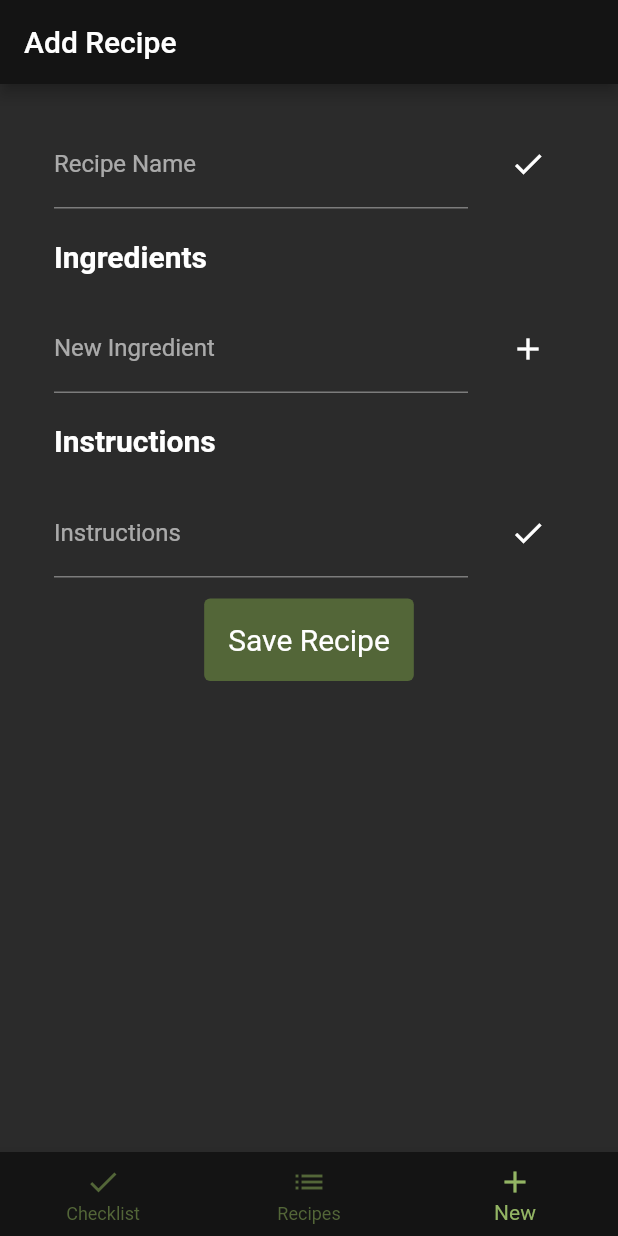
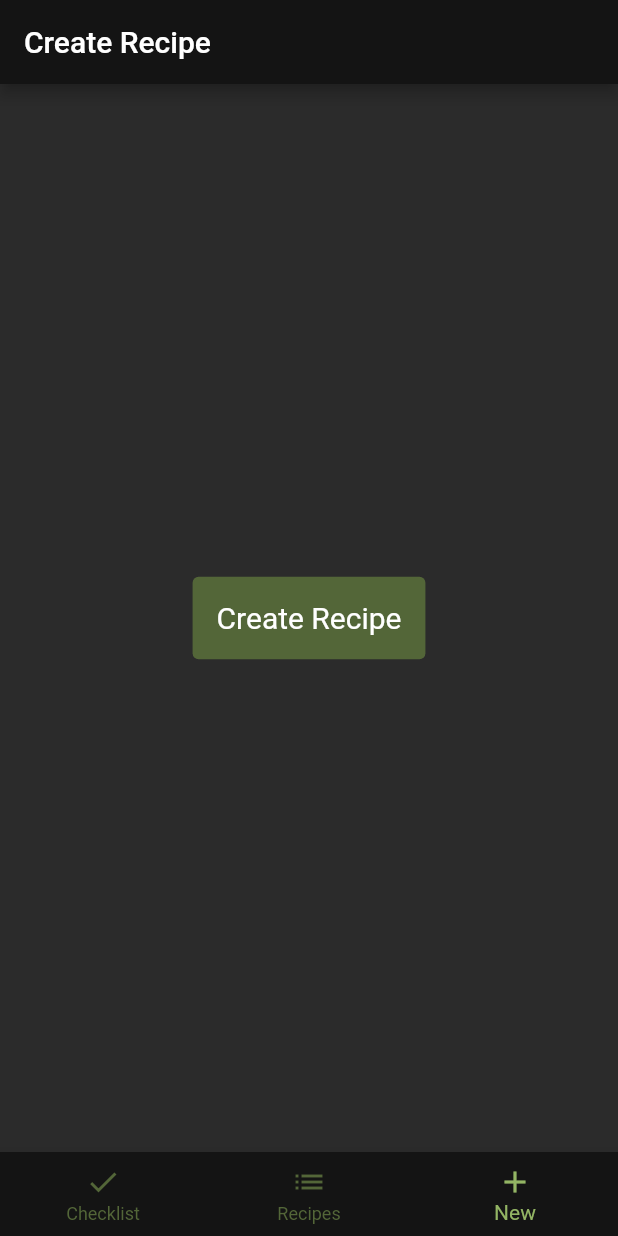
Before and after one commit to mitchbr/grocery_list_app, a Flutter app: the screen it shows after launch, item 3 of the bottom bar chosen, on a phone screen of 412 x 824 dp. Run offline on Flutter 3.47's test engine with Material 2 defaults, Android fonts, the phone set to English and light mode, and no system bars; our stand-ins replace sqflite; accounts and stored records are empty; Roboto replaces fonts that are missing (Georgia).

Commit message:
adding options page when creating recipes

```diff
--- a/lib/components/recipes_edit/new_recipe.dart
+++ b/lib/components/recipes_edit/create_recipe.dart
@@ -4,14 +4,14 @@ import 'package:groceries/custom_theme.dart';
 import 'package:groceries/processors/recipes_processor.dart';
 import 'package:groceries/types/recipe_entry.dart';
 
-class NewRecipe extends StatefulWidget {
-  const NewRecipe({Key? key}) : super(key: key);
+class CreateRecipe extends StatefulWidget {
+  const CreateRecipe({Key? key}) : super(key: key);
 
   @override
-  _NewRecipeState createState() => _NewRecipeState();
+  _CreateRecipeState createState() => _CreateRecipeState();
 }
 
-class _NewRecipeState extends State<NewRecipe> {
+class _CreateRecipeState extends State<CreateRecipe> {
   /*
    *
    * Variable Declaration
@@ -93,6 +93,7 @@ class _NewRecipeState extends State<NewRecipe> {
             if (currState.validate() && savedRecipe && savedInstructions) {
               currState.save();
               recipesProcessor.addRecipe(entryData);
+              Navigator.of(context).pop();
             }
           }
         },
--- /dev/null
+++ b/lib/components/recipes_edit/new_recipe_options.dart
@@ -0,0 +1,41 @@
+import 'package:flutter/material.dart';
+
+import 'package:groceries/components/recipes_edit/create_recipe.dart';
+
+class NewRecipeOptions extends StatefulWidget {
+  const NewRecipeOptions({Key? key}) : super(key: key);
+
+  @override
+  State<NewRecipeOptions> createState() => _NewRecipeOptionsState();
+}
+
+class _NewRecipeOptionsState extends State<NewRecipeOptions> {
+  @override
+  Widget build(BuildContext context) {
+    return Scaffold(
+      appBar: AppBar(
+        title: const Text("Create Recipe"),
+      ),
+      body: optionsBody(context),
+    );
+  }
+
+  Widget optionsBody(BuildContext context) {
+    return Center(
+      child: Row(
+        mainAxisAlignment: MainAxisAlignment.center,
+        children: [
+          TextButton(
+            onPressed: (() => pushCreateRecipe(context)),
+            child: const Text("Create Recipe"),
+          ),
+        ],
+      ),
+    );
+  }
+
+  pushCreateRecipe(BuildContext context) {
+    Navigator.push(context, MaterialPageRoute(builder: (context) => const CreateRecipe()))
+        .then((data) => setState(() => {}));
+  }
+}
--- a/lib/main_screen.dart
+++ b/lib/main_screen.dart
@@ -1,7 +1,7 @@
 import 'package:flutter/material.dart';
 import 'package:groceries/components/checklist/checklist_view.dart';
+import 'package:groceries/components/recipes_edit/new_recipe_options.dart';
 import 'package:groceries/components/view_recipes/recipes_view.dart';
-import 'package:groceries/components/recipes_edit/new_recipe.dart';
 import 'package:groceries/custom_theme.dart';
 
 class Groceries extends StatefulWidget {
@@ -14,7 +14,7 @@ class Groceries extends StatefulWidget {
 class _GroceriesState extends State<Groceries> {
   _GroceriesState();
 
-  final List<Widget> _views = [const ChecklistEntries(), const RecipeEntries(), const NewRecipe()];
+  final List<Widget> _views = [const ChecklistEntries(), const RecipeEntries(), const NewRecipeOptions()];
   var selectedIndex = 0;
 
   @override
```
Also changed, not shown: lib/components/view_recipes/recipes_view.dart (+1 -6 lines).
